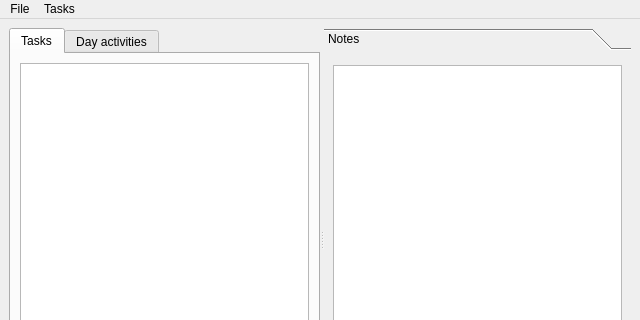
Before: the Qt Designer form mainwindow.ui in ya-breeze/TM, drawn with Qt 5; both pictures show x 0 to 640 and y 0 to 320 of the 640 by 480 pixel window.
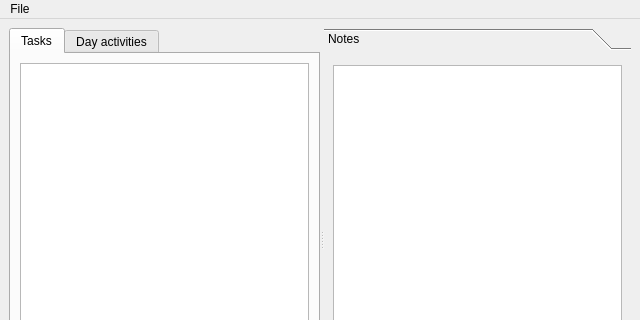
After: the same form once the commit is applied. The open tabs and pages were chosen to show the change.

```diff
--- a/mainwindow.ui
+++ b/mainwindow.ui
@@ -268,16 +268,7 @@
     <addaction name="separator"/>
     <addaction name="actionExit"/>
    </widget>
-   <widget class="QMenu" name="menuTasks">
-    <property name="title">
-     <string>Tasks</string>
-    </property>
-    <addaction name="actionAdd"/>
-    <addaction name="actionAddChild"/>
-    <addaction name="actionDel"/>
-   </widget>
    <addaction name="menuFile"/>
-   <addaction name="menuTasks"/>
   </widget>
   <widget class="QStatusBar" name="statusbar"/>
   <action name="actionAdd">
```
Left out of the diff: 21 changed lines with no effect on the pictures.
